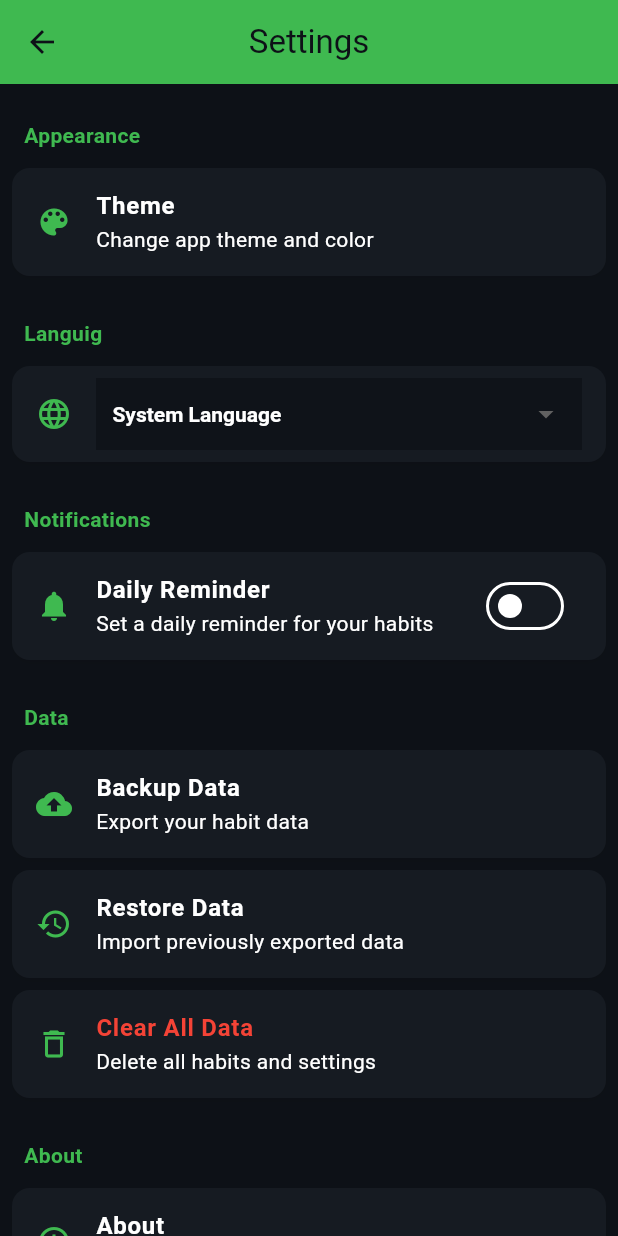
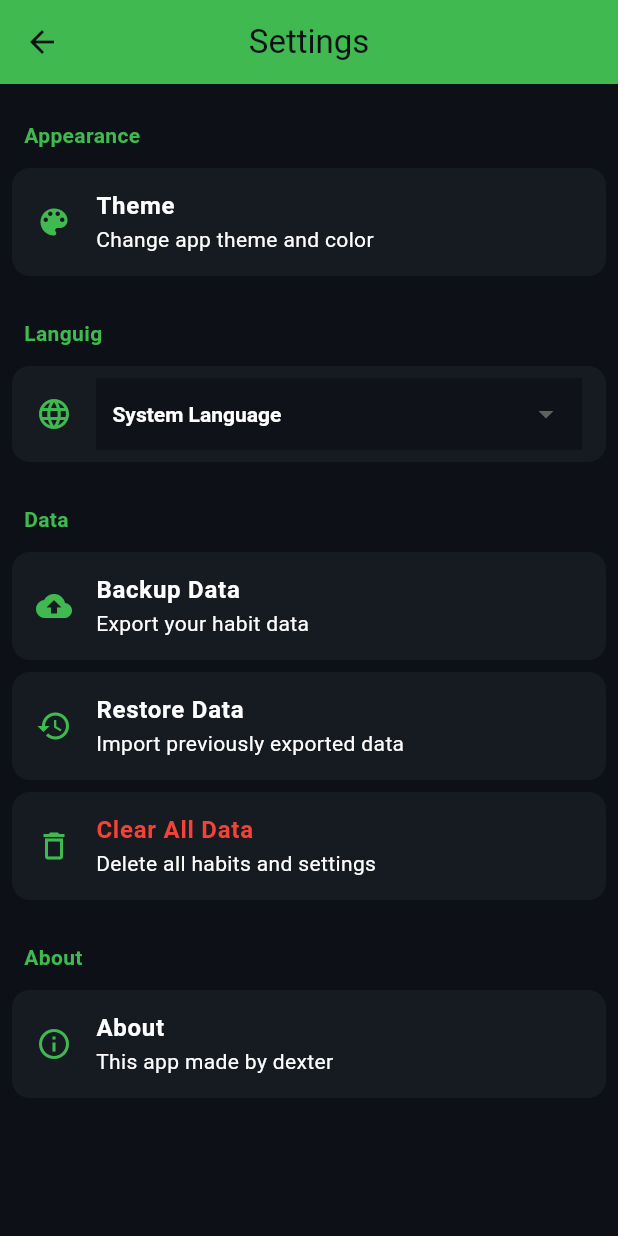
Before and after one commit to abod8639/flutter_habit_tracker, a Flutter app: the SettingsPage screen opened directly, on a phone screen of 412 x 824 dp. Run offline on Flutter 3.47's test engine with Material 3 defaults, Android fonts, the phone set to English and light mode, and no system bars; our stand-ins replace fl_chart, flutter_dotenv, flutter_heatmap_calendar, flutter_slidable, get, hive and 3 more; missing offline and left inert: supabase_auth_ui; accounts and stored records are empty.

Commit message:
edit SettingsPage

```diff
--- a/lib/view/SettingsPage/SettingsPage.dart
+++ b/lib/view/SettingsPage/SettingsPage.dart
@@ -122,29 +122,29 @@ class _SettingsPageState extends State<SettingsPage>
               ),
             ),
 
-            buildAnimatedSectionHeader(
-              _animationController,
-              context,
-              S.current.Notifications,
-              3,
-            ),
+            // buildAnimatedSectionHeader(
+            //   _animationController,
+            //   context,
+            //   S.current.Notifications,
+            //   3,
+            // ),
 
-            buildAnimatedSettingTile(
-              animationController: _animationController,
-              context,
-              index: 4,
-              icon: Icons.notifications,
-              title: S.current.DailyReminder,
-              subtitle: S.current.SetDailyReminder,
-              trailing: Switch(
-                value: false, // Connect to actual notification settings
-                onChanged: (value) {
-                  // Implement notification toggle
-                  showComingSoon(context);
-                },
-              ),
-              onTap: () {},
-            ),
+            // buildAnimatedSettingTile(
+            //   animationController: _animationController,
+            //   context,
+            //   index: 4,
+            //   icon: Icons.notifications,
+            //   title: S.current.DailyReminder,
+            //   subtitle: S.current.SetDailyReminder,
+            //   trailing: Switch(
+            //     value: false, // Connect to actual notification settings
+            //     onChanged: (value) {
+            //       // Implement notification toggle
+            //       showComingSoon(context);
+            //     },
+            //   ),
+            //   onTap: () {},
+            // ),
 
             buildAnimatedSectionHeader(
               _animationController,
@@ -217,7 +217,7 @@ class _SettingsPageState extends State<SettingsPage>
               title: S.current.About,
               subtitle: S.current.Appversionandinformation,
               onTap: () {
-                showComingSoon(context);
+                // showComingSoon(context);
               },
             ),
             // buildAnimatedSettingTile(
--- a/lib/view/SettingsPage/widget/lang.dart
+++ b/lib/view/SettingsPage/widget/lang.dart
@@ -51,7 +51,7 @@ Widget buildAnimatedSettinglang(
               const SizedBox(width: 16),
               Expanded(
                 child: DropdownButtonFormField<String>(
-                  value: currentValue,
+                  initialValue: currentValue,
                   decoration: const InputDecoration(
                     border: InputBorder.none,
                     contentPadding: EdgeInsets.zero,
--- a/pubspec.yaml
+++ b/pubspec.yaml
@@ -8,7 +8,7 @@ environment:
   sdk: ^3.7.0
 
 dependencies:
-  flutter_dotenv: ^5.2.1
+  flutter_dotenv: ^6.0.0
 
   catppuccin_flutter: ^1.0.0
   cupertino_icons: ^1.0.8
@@ -36,7 +36,7 @@ dependencies:
   # liquid_glass_renderer: ^0.1.1-dev.9
   # glass: ^2.0.0+2
 dev_dependencies:
-  build_runner: ^2.4.15
+  build_runner: ^2.4.13
   flutter_lints: ^6.0.0
   flutter_test:
     sdk: flutter
```
Also changed, not shown: lib/view/widget/myDrawer.dart (+11 -11 lines), pubspec.lock, 2 other files.
